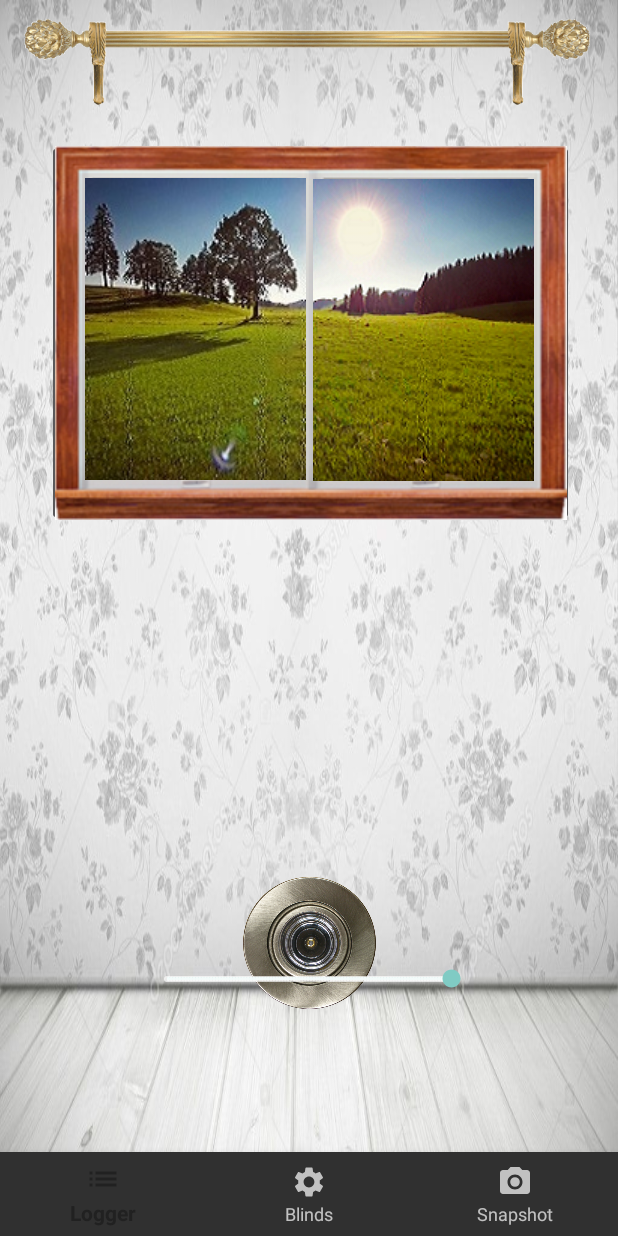
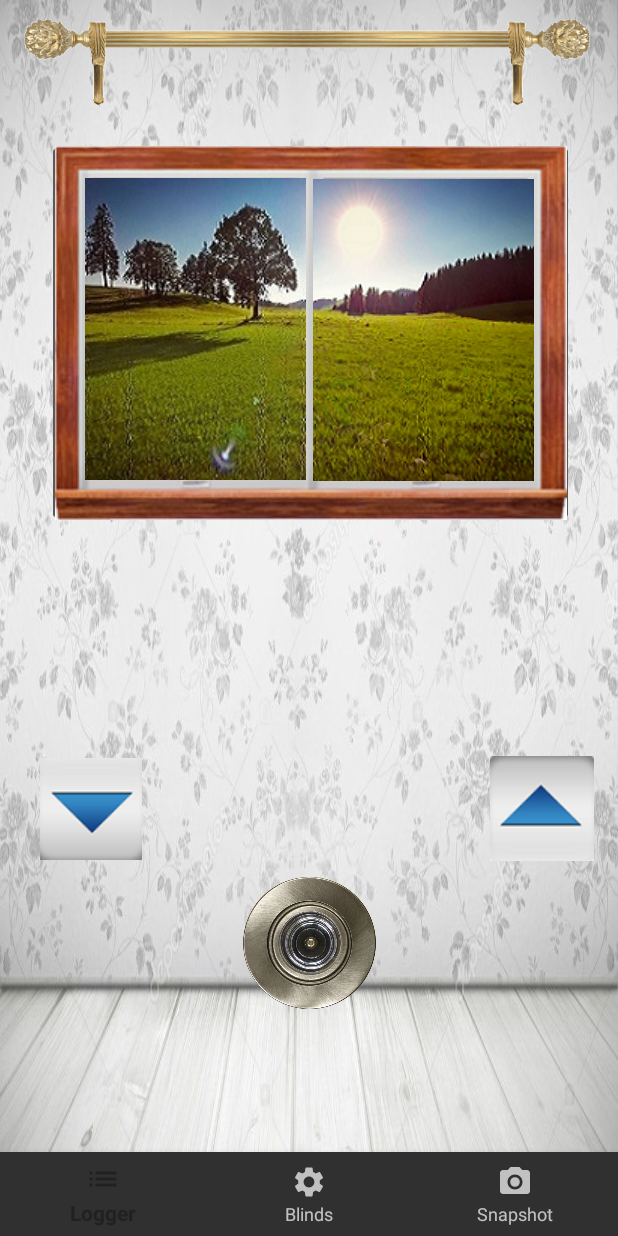
Before and after one commit to HBuczynski/SafeHouse, an Android app: the MainActivity screen opened directly, with no data from a screen before it, on a phone screen of 412 x 824 dp. Run offline under Robolectric (Android 15) with nearby library versions, the phone set to English and light mode, and no system bars.

Commit message:
Added buttons.

```diff
--- a/mobile_client/app/src/main/java/wpam/mobile_client/MainActivity.java
+++ b/mobile_client/app/src/main/java/wpam/mobile_client/MainActivity.java
@@ -13,8 +13,8 @@ import android.support.design.widget.BottomNavigationView;
 import android.support.v7.app.AppCompatActivity;
 import android.view.MenuItem;
 import android.view.View;
+import android.widget.ImageButton;
 import android.widget.ImageView;
-import android.widget.SeekBar;
 import android.widget.TextView;
 
 
@@ -25,7 +25,9 @@ public class MainActivity extends AppCompatActivity implements MainActivityInter
     private ImageView thiefImage;
     private ImageView firstWindow;
     private ImageView secondWindow;
-    private SeekBar  seekBar;
+
+    private ImageButton pushUP;
+    private ImageButton pushDOWN;
 
     private String address;
     private String port;
@@ -98,12 +100,11 @@ public class MainActivity extends AppCompatActivity implements MainActivityInter
         firstWindow = (ImageView) findViewById(R.id.first_window);
         secondWindow = (ImageView) findViewById(R.id.second_window);
 
-        seekBar = (SeekBar) findViewById(R.id.seek_bar);
-        seekBar.incrementProgressBy(100);
-        seekBar.setMax(100);
-
         thiefImage = (ImageView)findViewById(R.id.thiefImage);
         thiefImage.setVisibility(View.INVISIBLE);
+
+        pushDOWN = (ImageButton)findViewById(R.id.push_down);
+        pushUP = (ImageButton) findViewById(R.id.push_up);
 
         setListeners();
 
@@ -155,22 +156,9 @@ public class MainActivity extends AppCompatActivity implements MainActivityInter
             }
         });
 
-        seekBar.setOnSeekBarChangeListener(new SeekBar.OnSeekBarChangeListener() {
-
+        pushUP.setOnClickListener(new View.OnClickListener() {
             @Override
-            public void onStopTrackingTouch(SeekBar seekBar) {
-                // TODO Auto-generated method stub
-            }
-
-            @Override
-            public void onStartTrackingTouch(SeekBar seekBar) {
-                // TODO Auto-generated method stub
-            }
-
-            @Override
-            public void onProgressChanged(SeekBar seekBar, int progress,boolean fromUser) {
-                // TODO Auto-generated method stub
-                if(progress == 0)
+            public void onClick(View v)
             {
                 BlindsUPCommand command = new BlindsUPCommand();
                 try
@@ -184,7 +172,11 @@ public class MainActivity extends AppCompatActivity implements MainActivityInter
                     e.printStackTrace();
                 }
             }
-                else if(progress == 100)
+        });
+
+        pushDOWN.setOnClickListener(new View.OnClickListener() {
+            @Override
+            public void onClick(View v)
             {
                 BlindsDOWNCommand command = new BlindsDOWNCommand();
                 try
@@ -198,11 +190,8 @@ public class MainActivity extends AppCompatActivity implements MainActivityInter
                     e.printStackTrace();
                 }
             }
-
-            }
         });
     }
-
 
     @Override
     protected void onActivityResult(int requestCode, int resultCode, Intent data) {
@@ -263,10 +252,4 @@ public class MainActivity extends AppCompatActivity implements MainActivityInter
             }
         });
     }
-
-    @Override
-    public void setSeekBarValue(int value)
-    {
-        seekBar.setProgress(0);
 }
-}
--- a/mobile_client/app/src/main/java/wpam/mobile_client/MainActivityInterface.java
+++ b/mobile_client/app/src/main/java/wpam/mobile_client/MainActivityInterface.java
@@ -5,5 +5,4 @@ public interface MainActivityInterface {
     public void thiefOccurred();
     public void blindsUP();
     public void blindsDOWN();
-    public void setSeekBarValue(int value);
 }
--- a/mobile_client/app/src/main/res/layout/activity_main.xml
+++ b/mobile_client/app/src/main/res/layout/activity_main.xml
@@ -49,26 +49,6 @@
         app:layout_constraintTop_toTopOf="parent"
         app:srcCompat="@drawable/curtain_rod" />
 
-    <SeekBar
-        android:id="@+id/seek_bar"
-        style="@android:style/Widget.Material.SeekBar.Discrete"
-        android:layout_width="222dp"
-        android:layout_height="45dp"
-        android:layout_marginBottom="4dp"
-        android:layout_marginEnd="8dp"
-        android:layout_marginLeft="8dp"
-        android:layout_marginRight="8dp"
-        android:layout_marginStart="8dp"
-        android:layout_marginTop="18dp"
-        android:foregroundGravity="center_vertical"
-        android:orientation="horizontal"
-        android:visibility="visible"
-        app:layout_constraintBottom_toBottomOf="parent"
-        app:layout_constraintEnd_toEndOf="parent"
-        app:layout_constraintStart_toStartOf="parent"
-        app:layout_constraintTop_toBottomOf="@+id/central_window"
-        app:layout_constraintVertical_bias="0.644" />
-
     <ImageView
         android:id="@+id/thiefImage"
         android:layout_width="64dp"
@@ -82,10 +62,10 @@
         android:clickable="true"
         app:layout_constraintBottom_toBottomOf="parent"
         app:layout_constraintEnd_toEndOf="parent"
-        app:layout_constraintHorizontal_bias="0.0"
+        app:layout_constraintHorizontal_bias="0.486"
         app:layout_constraintStart_toStartOf="parent"
         app:layout_constraintTop_toTopOf="parent"
-        app:layout_constraintVertical_bias="0.751"
+        app:layout_constraintVertical_bias="0.9"
         app:srcCompat="@drawable/thief" />
 
     <ImageButton
@@ -142,5 +122,42 @@
         app:layout_constraintVertical_bias="0.45"
         app:srcCompat="@drawable/second_meadow" />
 
+    <ImageButton
+        android:id="@+id/push_up"
+        android:layout_width="68dp"
+        android:layout_height="68dp"
+        android:layout_marginBottom="8dp"
+        android:layout_marginEnd="8dp"
+        android:layout_marginLeft="8dp"
+        android:layout_marginRight="8dp"
+        android:layout_marginStart="8dp"
+        android:layout_marginTop="8dp"
+        app:layout_constraintBottom_toBottomOf="parent"
+        app:layout_constraintEnd_toEndOf="parent"
+        app:layout_constraintHorizontal_bias="0.056"
+        app:layout_constraintStart_toStartOf="parent"
+        app:layout_constraintTop_toTopOf="parent"
+        app:layout_constraintVertical_bias="0.672"
+        app:srcCompat="@drawable/down" />
+
+    <ImageButton
+        android:id="@+id/push_down"
+        style="@android:style/Widget.Material.Light.ImageButton"
+        android:layout_width="69dp"
+        android:layout_height="70dp"
+        android:layout_marginBottom="8dp"
+        android:layout_marginEnd="8dp"
+        android:layout_marginLeft="8dp"
+        android:layout_marginRight="8dp"
+        android:layout_marginStart="8dp"
+        android:layout_marginTop="8dp"
+        app:layout_constraintBottom_toBottomOf="parent"
+        app:layout_constraintEnd_toEndOf="parent"
+        app:layout_constraintHorizontal_bias="0.975"
+        app:layout_constraintStart_toStartOf="parent"
+        app:layout_constraintTop_toTopOf="parent"
+        app:layout_constraintVertical_bias="0.672"
+        app:srcCompat="@drawable/up" />
+
 
 </android.support.constraint.ConstraintLayout>
```
Also changed, not shown: mobile_client/app/src/main/res/drawable/down.png (added), mobile_client/app/src/main/res/drawable/up.png (added). Lines whose indentation alone changed are shown as unchanged.
